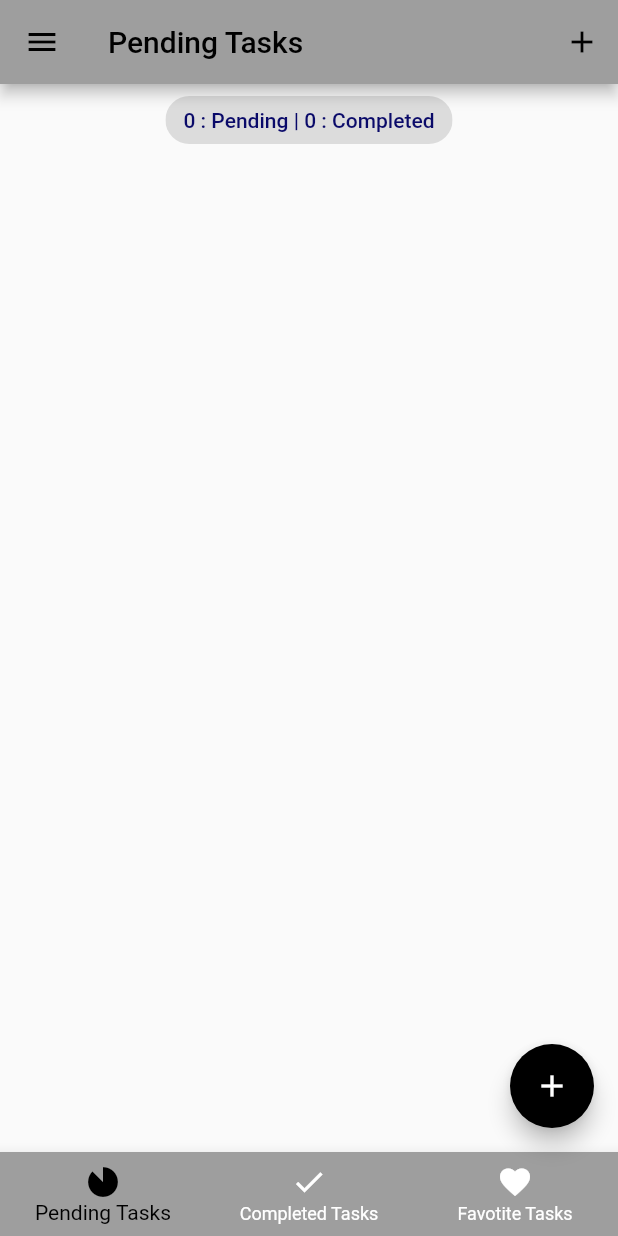
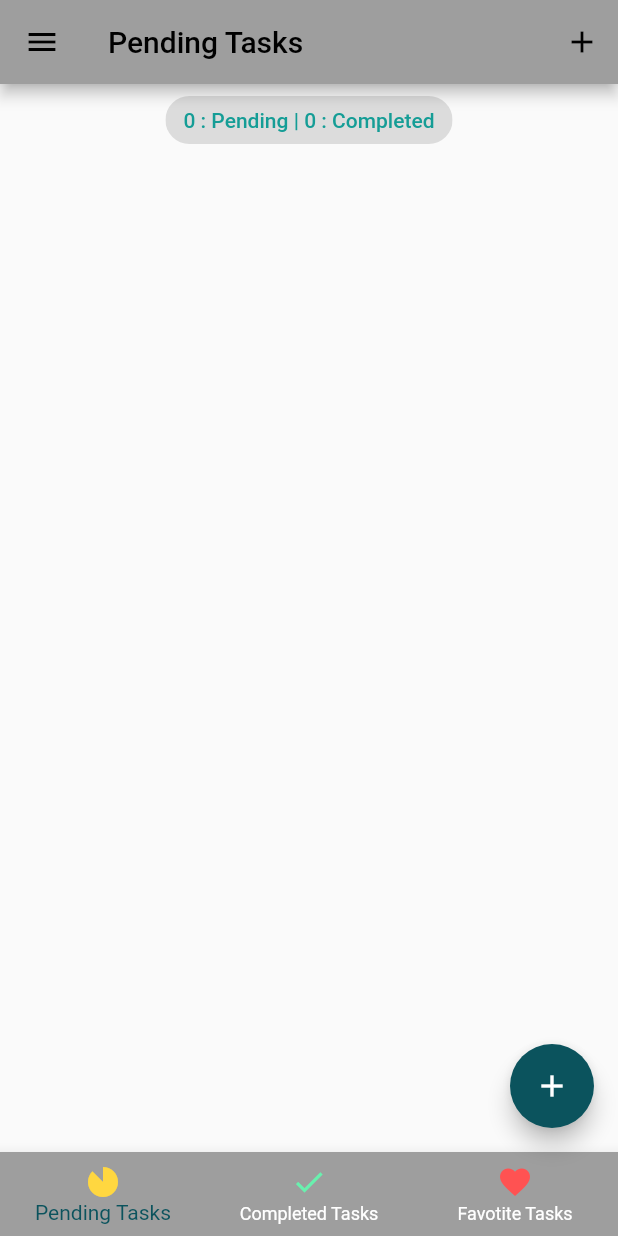
Before and after one commit to ChathraNavoda/Evernotes, a Flutter app: the screen it shows after launch, after a tap on "Skip", on a phone screen of 412 x 824 dp. Run offline on Flutter 3.47's test engine with Material 2 defaults, Android fonts, the light colour scheme and no system bars; our stand-ins replace bloc, equatable, flutter_bloc, lottie; network calls fail.

Commit message:
set up app theme

```diff
--- a/lib/constants/global_variables.dart
+++ b/lib/constants/global_variables.dart
@@ -12,12 +12,14 @@ class GlobalVariables {
 
   //sizes
 
-  static const secondaryColor = Color.fromARGB(255, 10, 10, 105);
+  static const secondaryColordark = Color.fromARGB(255, 11, 83, 93);
+  static const secondaryColorlight = Color.fromARGB(255, 21, 157, 150);
+  static const themeColor = Color.fromARGB(255, 11, 83, 93);
   static Color darkGreenColor = const Color(0xff194c23);
-  static Color lightGreenColor = Color.fromARGB(255, 105, 172, 38);
-  static Color containerGreenColor = Color.fromARGB(255, 163, 209, 140);
+  static Color textColor = const Color.fromARGB(255, 105, 172, 38);
+  static Color containerGreenColor = const Color.fromARGB(255, 163, 209, 140);
   static const backgroundColor = Color.fromARGB(255, 255, 255, 255);
   static const Color greenBackgroundCOlor = Color.fromARGB(255, 228, 248, 218);
-  static var selectedNavBarColor = Color.fromARGB(255, 10, 143, 0);
+  static var selectedNavBarColor = const Color.fromARGB(255, 10, 143, 0);
   static const unselectedNavBarColor = Colors.black87;
 }
--- a/lib/screens/completed_tasks_screen.dart
+++ b/lib/screens/completed_tasks_screen.dart
@@ -31,8 +31,8 @@ class CompletedTasksScreen extends StatelessWidget {
                 child: Chip(
                   label: Text(
                     '${taskList.length} : Tasks',
-                    style:
-                        const TextStyle(color: GlobalVariables.secondaryColor),
+                    style: const TextStyle(
+                        color: GlobalVariables.secondaryColorlight),
                   ),
                 ),
               ),
--- a/lib/screens/favorite_tasks_screen.dart
+++ b/lib/screens/favorite_tasks_screen.dart
@@ -31,8 +31,8 @@ class FavoriteTasksScreen extends StatelessWidget {
                 child: Chip(
                   label: Text(
                     '${taskList.length} : Tasks',
-                    style:
-                        const TextStyle(color: GlobalVariables.secondaryColor),
+                    style: const TextStyle(
+                        color: GlobalVariables.secondaryColorlight),
                   ),
                 ),
               ),
--- a/lib/screens/pending_screen.dart
+++ b/lib/screens/pending_screen.dart
@@ -31,8 +31,8 @@ class PendingTasksScreen extends StatelessWidget {
                 child: Chip(
                   label: Text(
                     '${taskList.length} : Pending | ${state.completedTasks.length} : Completed',
-                    style:
-                        const TextStyle(color: GlobalVariables.secondaryColor),
+                    style: const TextStyle(
+                        color: GlobalVariables.secondaryColorlight),
                   ),
                 ),
               ),
--- a/lib/screens/recycle_bin.dart
+++ b/lib/screens/recycle_bin.dart
@@ -32,7 +32,8 @@ class RecycleBin extends StatelessWidget {
               child: Chip(
                 label: Text(
                   '${state.removedTasks.length}Tasks',
-                  style: const TextStyle(color: GlobalVariables.secondaryColor),
+                  style: const TextStyle(
+                      color: GlobalVariables.secondaryColorlight),
                 ),
               ),
             ),
--- a/lib/screens/splash_screen.dart
+++ b/lib/screens/splash_screen.dart
@@ -38,10 +38,9 @@ class _SplashScreenState extends State<SplashScreen> {
             begin: Alignment.topRight,
             end: Alignment.bottomRight,
             colors: [
-              Color(0xFFFAE5EA),
-              Color(0xFFCAEDFA),
-              Color(0xFFF9AECA),
-              Color(0xFFF992A9),
+              Colors.white,
+              Colors.grey,
+              Color(0xFF0b505a),
             ],
           ),
         ),
@@ -65,16 +64,16 @@ class _SplashScreenState extends State<SplashScreen> {
               style: TextStyle(
                   fontSize: 20,
                   fontWeight: FontWeight.bold,
-                  color: GlobalVariables.secondaryColor),
+                  color: GlobalVariables.secondaryColorlight),
             ),
             const Text(
               "Life is easy when you plan everything",
               style: TextStyle(
                   fontSize: 12,
                   fontWeight: FontWeight.bold,
-                  color: GlobalVariables.secondaryColor),
+                  color: GlobalVariables.secondaryColorlight),
             ),
-            CircularProgressIndicator()
+            const CircularProgressIndicator()
           ],
         ),
       ),
--- a/lib/screens/tabs_screen.dart
+++ b/lib/screens/tabs_screen.dart
@@ -75,15 +75,16 @@ class _TabsScreenState extends State<TabsScreen> {
         },
         items: const [
           BottomNavigationBarItem(
-            icon: Icon(Icons.incomplete_circle_rounded),
+            icon: Icon(Icons.incomplete_circle_rounded,
+                color: Colors.amberAccent),
             label: "Pending Tasks",
           ),
           BottomNavigationBarItem(
-            icon: Icon(Icons.done),
+            icon: Icon(Icons.done, color: Colors.greenAccent),
             label: "Completed Tasks",
           ),
           BottomNavigationBarItem(
-            icon: Icon(Icons.favorite),
+            icon: Icon(Icons.favorite, color: Colors.redAccent),
             label: "Favotite Tasks",
           ),
         ],
--- a/lib/services/app_theme.dart
+++ b/lib/services/app_theme.dart
@@ -6,10 +6,11 @@ enum AppTheme {
 }
 
 class AppThemes {
+//color stream
+
   static final appThemeData = {
     AppTheme.darkTheme: ThemeData(
-      primarySwatch: Colors.grey,
-      primaryColor: Colors.black,
+      primarySwatch: Colors.teal,
       brightness: Brightness.dark,
       backgroundColor: const Color(0xFF212121),
       dividerColor: Colors.black54,
@@ -25,7 +26,8 @@ class AppThemes {
         subtitle1: TextStyle(color: Colors.white),
       ),
       bottomNavigationBarTheme: const BottomNavigationBarThemeData(
-          backgroundColor: Colors.grey, unselectedItemColor: Colors.white),
+          backgroundColor: Color(0xFF212121),
+          unselectedItemColor: Colors.white),
     ),
 
     //
@@ -35,10 +37,10 @@ class AppThemes {
       primarySwatch: Colors.grey,
       primaryColor: Colors.white,
       brightness: Brightness.light,
-      backgroundColor: const Color(0xFFE5E5E5),
+      backgroundColor: const Color.fromARGB(255, 11, 83, 93),
       dividerColor: const Color(0xff757575),
       floatingActionButtonTheme: const FloatingActionButtonThemeData(
-        backgroundColor: Colors.black,
+        backgroundColor: Color.fromARGB(255, 11, 83, 93),
         foregroundColor: Colors.white,
       ),
       textButtonTheme: TextButtonThemeData(
@@ -47,11 +49,11 @@ class AppThemes {
         ),
       ),
       textTheme: const TextTheme(
-        subtitle1: TextStyle(color: Colors.black),
+        subtitle1: TextStyle(color: Color.fromARGB(255, 11, 83, 93)),
       ),
       bottomNavigationBarTheme: const BottomNavigationBarThemeData(
           backgroundColor: Colors.grey,
-          selectedItemColor: Colors.black,
+          selectedItemColor: Color.fromARGB(255, 11, 83, 93),
           unselectedItemColor: Colors.white),
     ),
   };
--- a/lib/views/onboarding_page.dart
+++ b/lib/views/onboarding_page.dart
@@ -28,7 +28,7 @@ class _OnBoardingPageState extends State<OnBoardingPage> {
       width: 10,
       decoration: BoxDecoration(
           color: currentPage == index
-              ? GlobalVariables.secondaryColor
+              ? GlobalVariables.secondaryColordark
               : Color.fromARGB(255, 253, 253, 253),
           shape: BoxShape.circle),
     );
@@ -44,10 +44,9 @@ class _OnBoardingPageState extends State<OnBoardingPage> {
             begin: Alignment.topRight,
             end: Alignment.bottomRight,
             colors: [
-              Color(0xFFFAE5EA),
-              Color(0xFFCAEDFA),
-              Color(0xFFF9AECA),
-              Color(0xFFF992A9),
+              Colors.white,
+              Colors.grey,
+              Color(0xFF0b505a),
             ],
           ),
         ),
@@ -71,7 +70,8 @@ class _OnBoardingPageState extends State<OnBoardingPage> {
                     Text(
                       onboardingContents[index].title,
                       style: const TextStyle(
-                          fontSize: 23, color: GlobalVariables.secondaryColor),
+                          fontSize: 23,
+                          color: GlobalVariables.secondaryColordark),
                       textAlign: TextAlign.center,
                     ),
                     SizedBox(
--- a/lib/widgets/my_text_button.dart
+++ b/lib/widgets/my_text_button.dart
@@ -24,7 +24,7 @@ class MyTextButton extends StatelessWidget {
           onPressed: onPressed,
           child: Text(
             buttonName,
-            style: const TextStyle(color: GlobalVariables.secondaryColor),
+            style: const TextStyle(color: GlobalVariables.secondaryColordark),
           ),
           style: TextButton.styleFrom(backgroundColor: bgColor),
         ),
```
Also changed, not shown: lib/screens/my_drawer.dart (+23 -14 lines).
